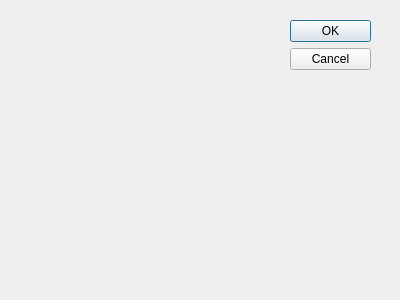
Above: GUI/View/aboutbox.ui from tristandupree/Ph2_ACF before the change. Below: the same form after it.
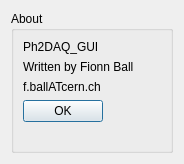
That is the form after the change.

Patch:
```diff
--- a/GUI/View/aboutbox.ui
+++ b/GUI/View/aboutbox.ui
@@ -8,29 +8,61 @@
    <rect>
     <x>0</x>
     <y>0</y>
-    <width>400</width>
-    <height>300</height>
+    <width>184</width>
+    <height>164</height>
    </rect>
   </property>
+  <property name="sizePolicy">
+   <sizepolicy hsizetype="Fixed" vsizetype="Fixed">
+    <horstretch>0</horstretch>
+    <verstretch>0</verstretch>
+   </sizepolicy>
+  </property>
   <property name="windowTitle">
    <string>Dialog</string>
   </property>
-  <widget class="QDialogButtonBox" name="buttonBox">
-   <property name="geometry">
-    <rect>
-     <x>290</x>
-     <y>20</y>
-     <width>81</width>
-     <height>241</height>
-    </rect>
-   </property>
-   <property name="orientation">
-    <enum>Qt::Vertical</enum>
-   </property>
-   <property name="standardButtons">
-    <set>QDialogButtonBox::Cancel|QDialogButtonBox::Ok</set>
-   </property>
-  </widget>
+  <layout class="QVBoxLayout" name="verticalLayout">
+   <item>
+    <widget class="QGroupBox" name="gbAbout">
+     <property name="title">
+      <string>About</string>
+     </property>
+     <layout class="QVBoxLayout" name="verticalLayout_2">
+      <item>
+       <widget class="QLabel" name="lblOne">
+        <property name="text">
+         <string>Ph2DAQ_GUI</string>
+        </property>
+       </widget>
+      </item>
+      <item>
+       <widget class="QLabel" name="lblTwo">
+        <property name="text">
+         <string>Written by Fionn Ball</string>
+        </property>
+       </widget>
+      </item>
+      <item>
+       <widget class="QLabel" name="label_3">
+        <property name="text">
+         <string>f.ballATcern.ch</string>
+        </property>
+       </widget>
+      </item>
+      <item>
+       <widget class="QDialogButtonBox" name="btnOK">
+        <property name="orientation">
+         <enum>Qt::Vertical</enum>
+        </property>
+        <property name="standardButtons">
+         <set>QDialogButtonBox::Ok</set>
+        </property>
+       </widget>
+      </item>
+     </layout>
+    </widget>
+   </item>
+  </layout>
  </widget>
  <pixmapfunction/>
  <resources/>
```
Left out of the diff: 9 changed lines with no effect on the pictures.
